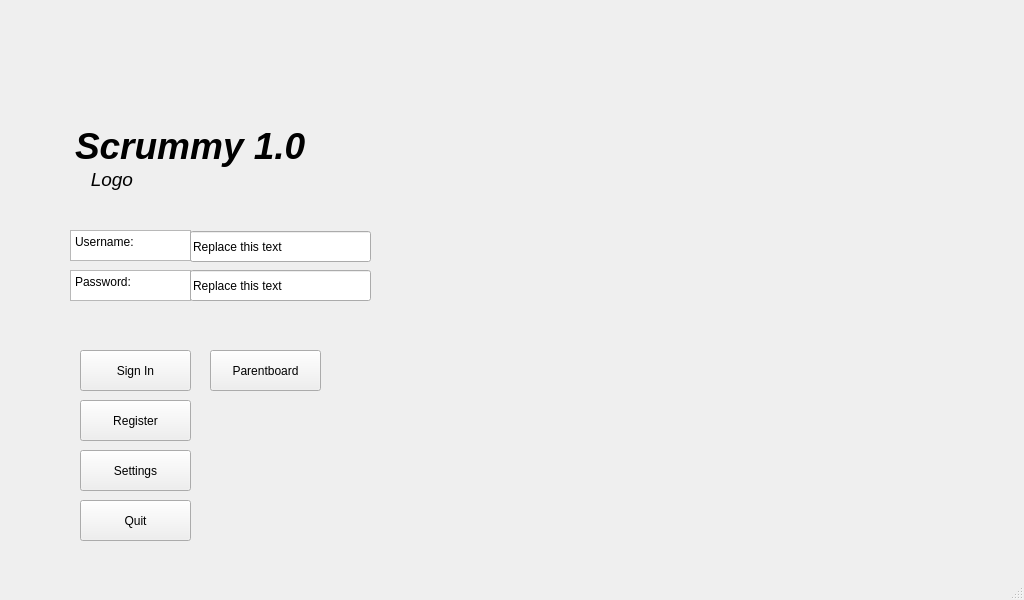
This is code/Staging_Environment/SP23/code/SP23/mainwindow.ui in muazzamaqeel/Software-Project-CTS-5 as Qt 5 draws it before an edit. The edited form follows.
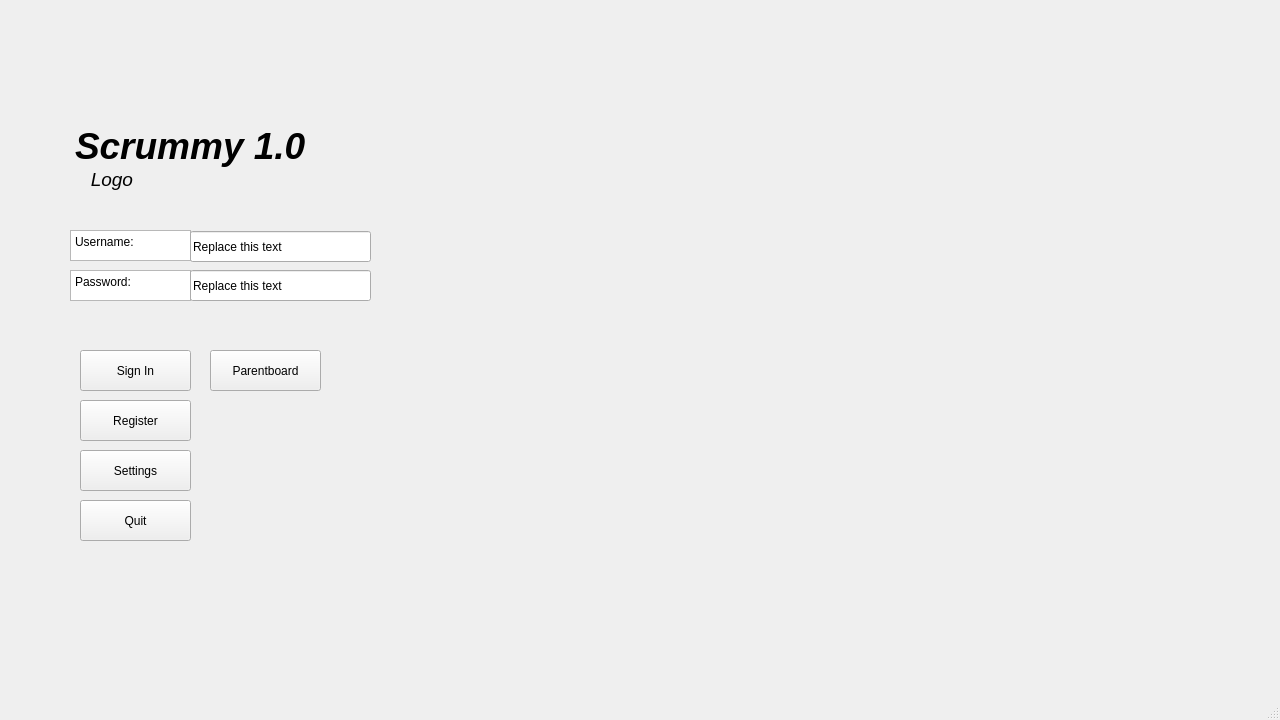
This is the edited form.

What changed in the file:
```diff
--- a/code/Staging_Environment/SP23/code/SP23/mainwindow.ui
+++ b/code/Staging_Environment/SP23/code/SP23/mainwindow.ui
@@ -6,14 +6,20 @@
    <rect>
     <x>0</x>
     <y>0</y>
-    <width>1024</width>
-    <height>600</height>
+    <width>1280</width>
+    <height>720</height>
    </rect>
   </property>
   <property name="minimumSize">
    <size>
-    <width>1024</width>
-    <height>600</height>
+    <width>1280</width>
+    <height>720</height>
+   </size>
+  </property>
+  <property name="maximumSize">
+   <size>
+    <width>1280</width>
+    <height>720</height>
    </size>
   </property>
   <property name="windowTitle">
```
Left out of the diff: 18 changed lines with no effect on the pictures.
